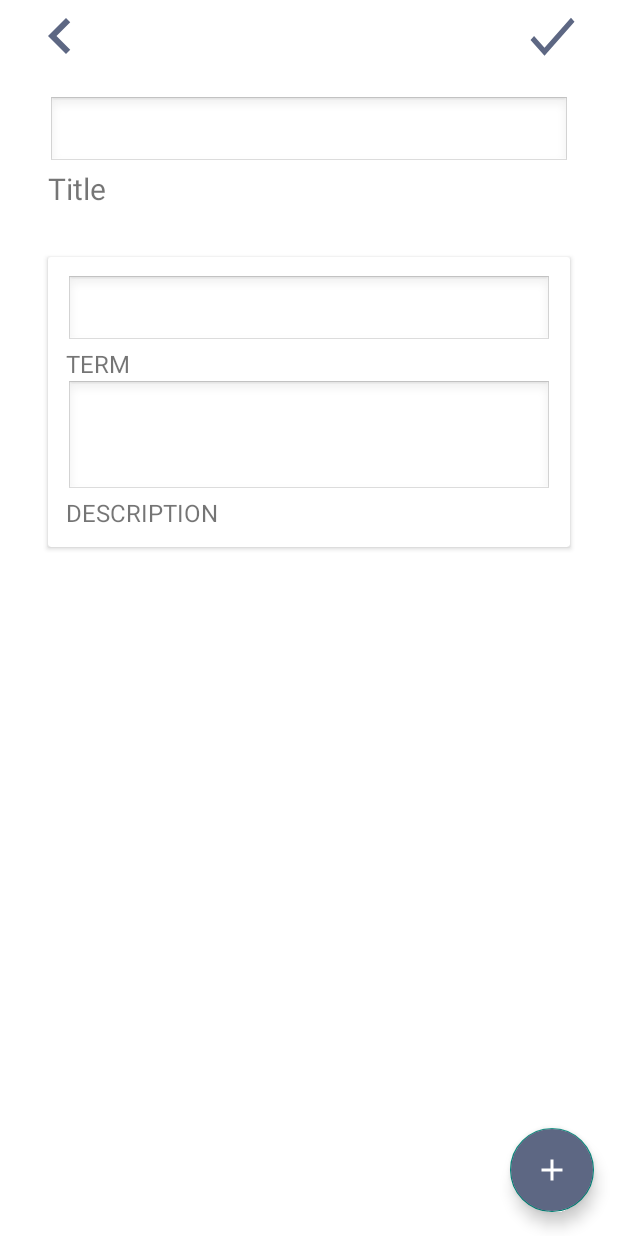
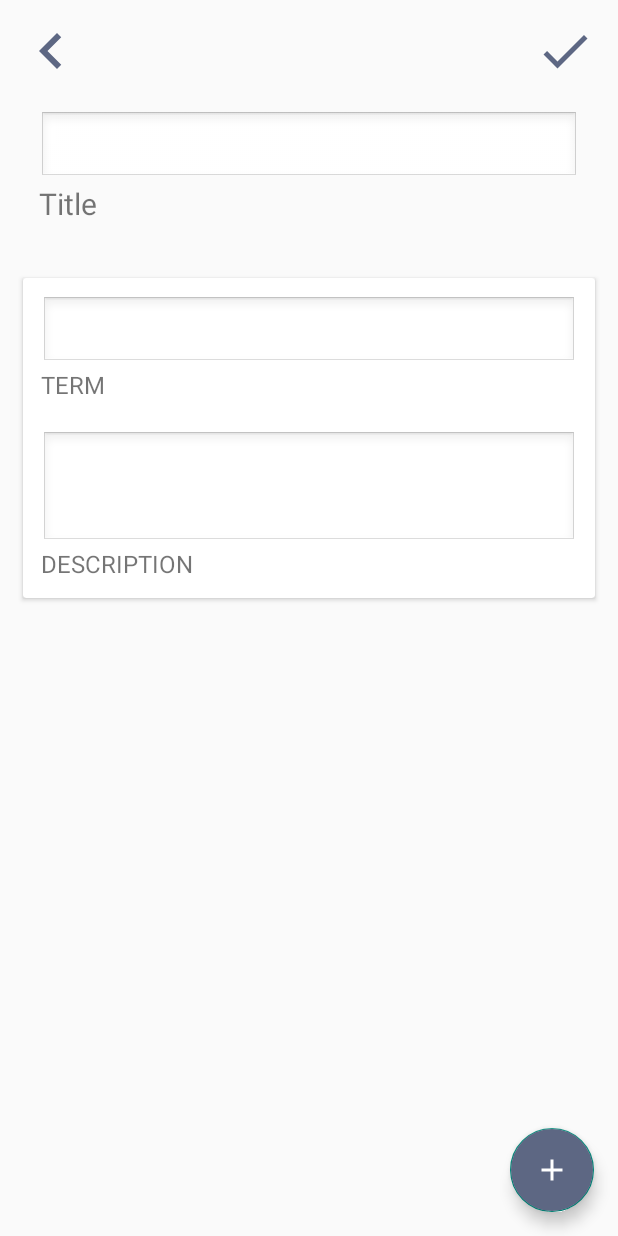
Before and after one commit to yomiyow/flashcard-app, an Android app: the CreateActivity screen opened directly, with no data from a screen before it, on a phone screen of 412 x 824 dp. Run offline under Robolectric (Android 15) with nearby library versions, the light colour scheme and no system bars.

Commit message:
Update UI margins

```diff
--- a/app/src/main/res/drawable/ic_check.xml
+++ b/app/src/main/res/drawable/ic_check.xml
@@ -1,5 +1,5 @@
 <vector xmlns:android="http://schemas.android.com/apk/res/android"
-    android:height="45dp"
+    android:height="40dp"
     android:tint="#5D6783"
     android:viewportHeight="24"
     android:viewportWidth="24"
--- a/app/src/main/res/drawable/ic_edit_outline.xml
+++ b/app/src/main/res/drawable/ic_edit_outline.xml
@@ -1,9 +1,9 @@
 <vector xmlns:android="http://schemas.android.com/apk/res/android"
-    android:height="40dp"
+    android:height="35dp"
     android:tint="#5D6783"
     android:viewportHeight="24"
     android:viewportWidth="24"
-    android:width="40dp">
+    android:width="35dp">
 
     <path android:fillColor="@android:color/white"
         android:pathData="M14.06,9.02l0.92,0.92L5.92,19L5,19v-0.92l9.06,-9.06M17.66,3c-0.25,0 -0.51,0.1 -0.7,0.29l-1.83,1.83 3.75,3.75 1.83,-1.83c0.39,-0.39 0.39,-1.02 0,-1.41l-2.34,-2.34c-0.2,-0.2 -0.45,-0.29 -0.71,-0.29zM14.06,6.19L3,17.25L3,21h3.75L17.81,9.94l-3.75,-3.75z"/>
--- a/app/src/main/res/drawable/ic_plus.xml
+++ b/app/src/main/res/drawable/ic_plus.xml
@@ -1,9 +1,9 @@
 <vector xmlns:android="http://schemas.android.com/apk/res/android"
-    android:height="48dp"
+    android:height="40dp"
     android:tint="#5D6783"
     android:viewportHeight="24"
     android:viewportWidth="24"
-    android:width="48dp">
+    android:width="40dp">
 
     <path android:fillColor="@android:color/white"
         android:pathData="M19,13h-6v6h-2v-6H5v-2h6V5h2v6h6v2z"/>
--- a/app/src/main/res/layout/activity_create.xml
+++ b/app/src/main/res/layout/activity_create.xml
@@ -6,22 +6,20 @@
     android:layout_width="match_parent"
     android:layout_height="match_parent"
     tools:context="project.main.CreateActivity"
-    android:background="@color/white">
+    >
 
     <LinearLayout
         android:layout_width="match_parent"
         android:layout_height="match_parent"
         android:orientation="vertical"
-        android:paddingLeft="16dp"
-        android:paddingRight="16dp">
+        android:layout_margin="10dp">
 
         <!-- Header -->
         <LinearLayout
             android:layout_width="match_parent"
             android:layout_height="wrap_content"
             android:orientation="horizontal"
-            android:paddingLeft="0dp"
-            android:paddingRight="8dp">
+            android:layout_marginEnd="5dp">
 
             <ImageButton
                 android:id="@+id/previous_activity"
--- a/app/src/main/res/layout/activity_home.xml
+++ b/app/src/main/res/layout/activity_home.xml
@@ -6,8 +6,7 @@
     android:layout_height="match_parent"
     tools:context="project.main.HomeActivity"
     android:orientation="vertical"
-    android:background="@color/white"
-    android:layout_margin="12dp">
+    android:layout_margin="10dp">
 
     <!-- Header -->
     <LinearLayout
--- a/app/src/main/res/layout/activity_login.xml
+++ b/app/src/main/res/layout/activity_login.xml
@@ -7,7 +7,8 @@
     android:layout_height="match_parent"
     android:orientation="vertical"
     tools:context="project.authentication.LoginActivity"
-    android:background="@color/white">
+    android:background="@color/white"
+    android:layout_margin="10dp">
 
     <ImageView
         android:id="@+id/imageView"
--- a/app/src/main/res/layout/flashcard_new_item.xml
+++ b/app/src/main/res/layout/flashcard_new_item.xml
@@ -2,8 +2,12 @@
 <androidx.cardview.widget.CardView xmlns:android="http://schemas.android.com/apk/res/android"
     android:layout_width="match_parent"
     android:layout_height="wrap_content"
-    android:layout_margin="16dp"
-    android:elevation="4dp">
+    android:layout_marginLeft="5dp"
+    android:layout_marginRight="5dp"
+    android:layout_marginTop="20dp"
+    android:layout_marginBottom="10dp"
+    android:elevation="4dp"
+    android:background="@color/white">
 
     <LinearLayout
         android:layout_width="match_parent"
@@ -23,7 +27,8 @@
             android:layout_width="match_parent"
             android:layout_height="wrap_content"
             android:text="TERM"
-            android:textSize="@dimen/standard_text_size"/>
+            android:textSize="@dimen/standard_text_size"
+            android:layout_marginBottom="20dp"/>
 
         <EditText
             android:id="@+id/definition_et"
```
Also changed, not shown: app/src/main/res/layout/activity_edit.xml (+4 -5 lines), app/src/main/res/layout/activity_flashcard_open.xml (+13 -13 lines), app/src/main/res/layout/flashcard_preview.xml (+5 -2 lines), app/src/main/res/layout/flashcard_view_pager_item.xml (+4 -3 lines).
